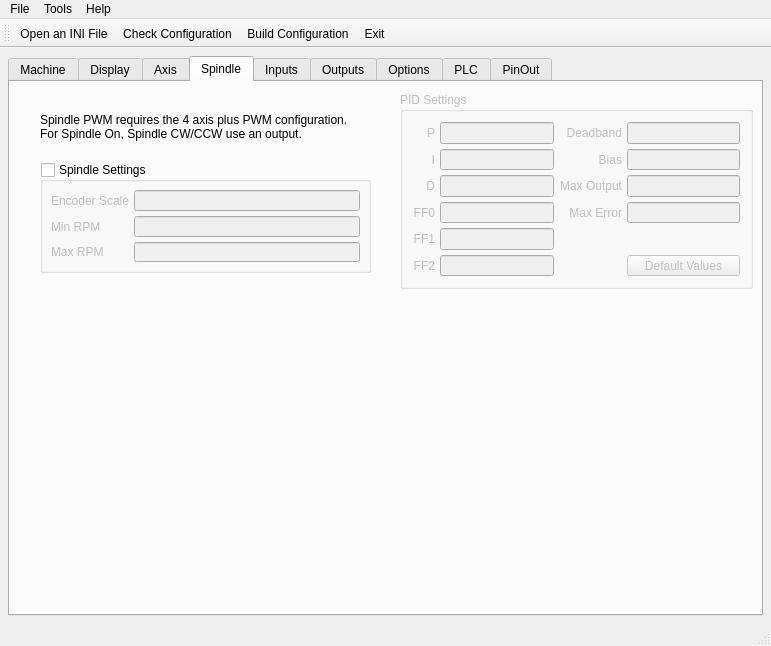
Old version of the form 7i96.ui in the repository snelweg/7i96.
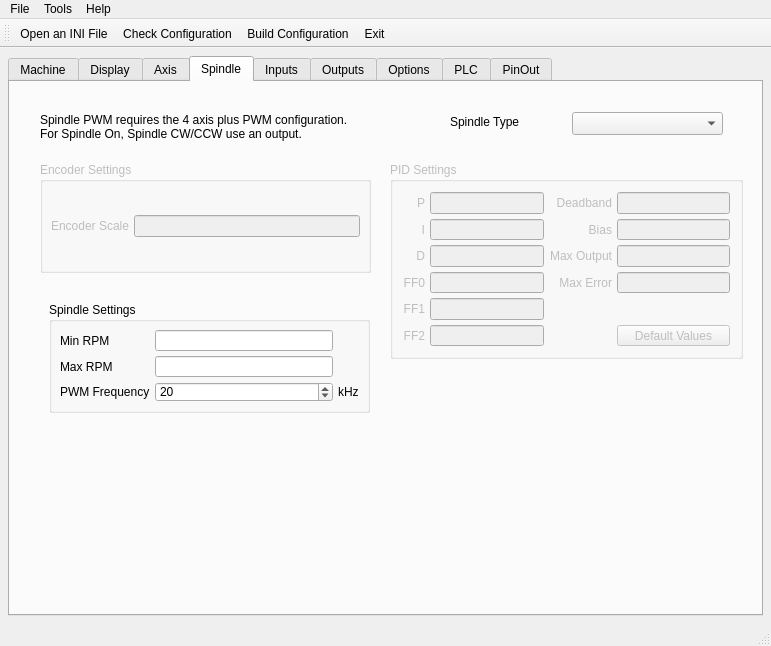
New version of the form. The open tabs and pages were chosen to show the change.

Patch:
```diff
--- a/7i96.ui
+++ b/7i96.ui
@@ -4354,8 +4354,8 @@
         </property>
         <property name="geometry">
          <rect>
-          <x>390</x>
-          <y>10</y>
+          <x>380</x>
+          <y>80</y>
           <width>353</width>
           <height>197</height>
          </rect>
@@ -4363,6 +4363,9 @@
         <property name="title">
          <string>PID Settings</string>
         </property>
+        <property name="checkable">
+         <bool>false</bool>
+        </property>
         <layout class="QGridLayout" name="gridLayout_30">
          <property name="leftMargin">
           <number>10</number>
@@ -4588,7 +4591,10 @@
          </item>
         </layout>
        </widget>
-       <widget class="QGroupBox" name="spindleGB">
+       <widget class="QGroupBox" name="encoderGB">
+        <property name="enabled">
+         <bool>false</bool>
+        </property>
         <property name="geometry">
          <rect>
           <x>30</x>
@@ -4598,10 +4604,10 @@
          </rect>
         </property>
         <property name="title">
-         <string>Spindle Settings</string>
+         <string>Encoder Settings</string>
         </property>
         <property name="checkable">
-         <bool>true</bool>
+         <bool>false</bool>
         </property>
         <property name="checked">
          <bool>false</bool>
@@ -4617,26 +4623,91 @@
            </property>
           </widget>
          </item>
-         <item row="2" column="1">
-          <widget class="QLineEdit" name="spindleMaxRpm"/>
-         </item>
-         <item row="2" column="0">
+        </layout>
+       </widget>
+       <widget class="QComboBox" name="spindleTypeCB">
+        <property name="geometry">
+         <rect>
+          <x>562</x>
+          <y>30</y>
+          <width>151</width>
+          <height>23</height>
+         </rect>
+        </property>
+       </widget>
+       <widget class="QLabel" name="label_193">
+        <property name="geometry">
+         <rect>
+          <x>440</x>
+          <y>30</y>
+          <width>91</width>
+          <height>20</height>
+         </rect>
+        </property>
+        <property name="text">
+         <string>Spindle Type</string>
+        </property>
+       </widget>
+       <widget class="QGroupBox" name="spindleGB">
+        <property name="enabled">
+         <bool>true</bool>
+        </property>
+        <property name="geometry">
+         <rect>
+          <x>39</x>
+          <y>220</y>
+          <width>321</width>
+          <height>111</height>
+         </rect>
+        </property>
+        <property name="title">
+         <string>Spindle Settings</string>
+        </property>
+        <layout class="QGridLayout" name="gridLayout_37">
+         <item row="1" column="0">
           <widget class="QLabel" name="label_180">
            <property name="text">
             <string>Max RPM</string>
            </property>
           </widget>
          </item>
-         <item row="1" column="0">
+         <item row="1" column="1">
+          <widget class="QLineEdit" name="spindleMaxRpm"/>
+         </item>
+         <item row="0" column="0">
           <widget class="QLabel" name="label_192">
            <property name="text">
             <string>Min RPM</string>
            </property>
           </widget>
          </item>
-         <item row="1" column="1">
+         <item row="0" column="1">
           <widget class="QLineEdit" name="spindleMinRpm"/>
          </item>
+         <item row="2" column="0">
+          <widget class="QLabel" name="label_194">
+           <property name="text">
+            <string>PWM Frequency</string>
+           </property>
+          </widget>
+         </item>
+         <item row="2" column="1">
+          <widget class="QSpinBox" name="pwmFrequencySB">
+           <property name="maximum">
+            <number>193</number>
+           </property>
+           <property name="value">
+            <number>20</number>
+           </property>
+          </widget>
+         </item>
+         <item row="2" column="2">
+          <widget class="QLabel" name="label_198">
+           <property name="text">
+            <string>kHz</string>
+           </property>
+          </widget>
+         </item>
         </layout>
        </widget>
       </widget>
```
Left out of the diff: 3 changed lines with no effect on the pictures.
